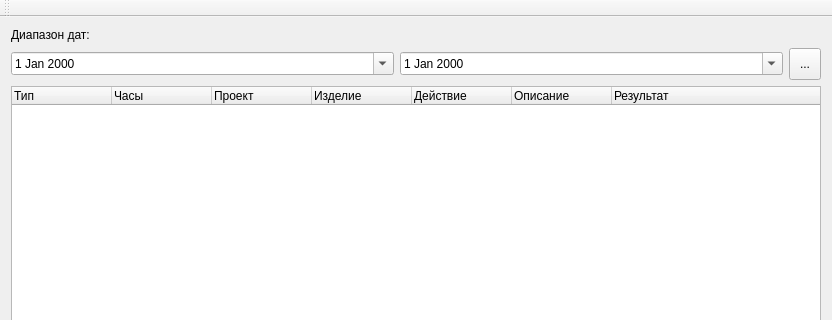
Old version of the form mainwindow.ui in the repository molotov-dmitry/work-report; both pictures show x 0 to 832 and y 0 to 320 of the 832 by 595 pixel window.
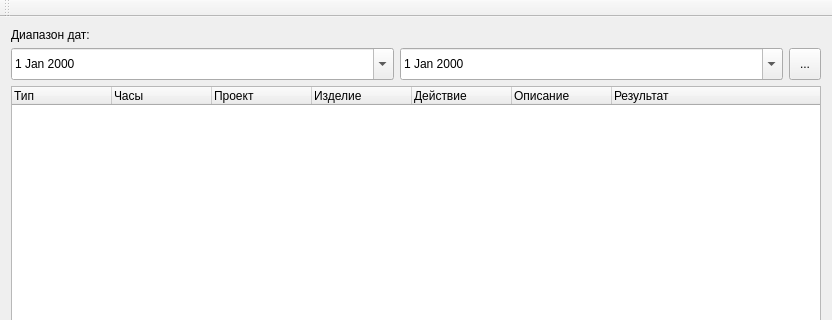
New version of the form. Icons and pictures are not drawn.

```diff
--- a/mainwindow.ui
+++ b/mainwindow.ui
@@ -32,6 +32,12 @@
       </item>
       <item row="1" column="1">
        <widget class="QDateEdit" name="dateTo">
+        <property name="minimumSize">
+         <size>
+          <width>0</width>
+          <height>32</height>
+         </size>
+        </property>
         <property name="calendarPopup">
          <bool>true</bool>
         </property>
@@ -39,6 +45,12 @@
       </item>
       <item row="1" column="0">
        <widget class="QDateEdit" name="dateFrom">
+        <property name="minimumSize">
+         <size>
+          <width>0</width>
+          <height>32</height>
+         </size>
+        </property>
         <property name="calendarPopup">
          <bool>true</bool>
         </property>
```
Left out of the diff: 17 changed lines with no effect on the pictures.
